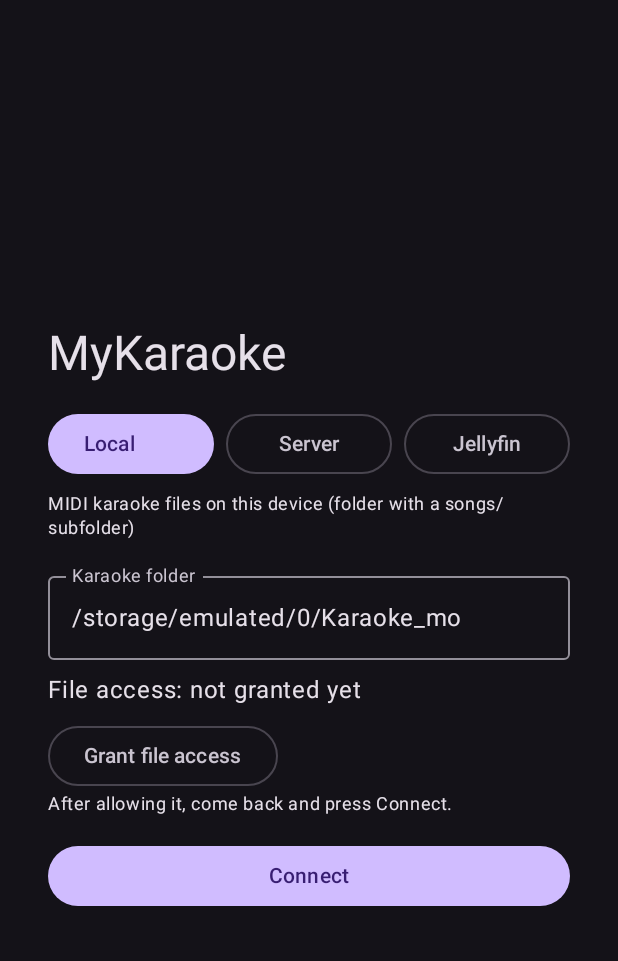
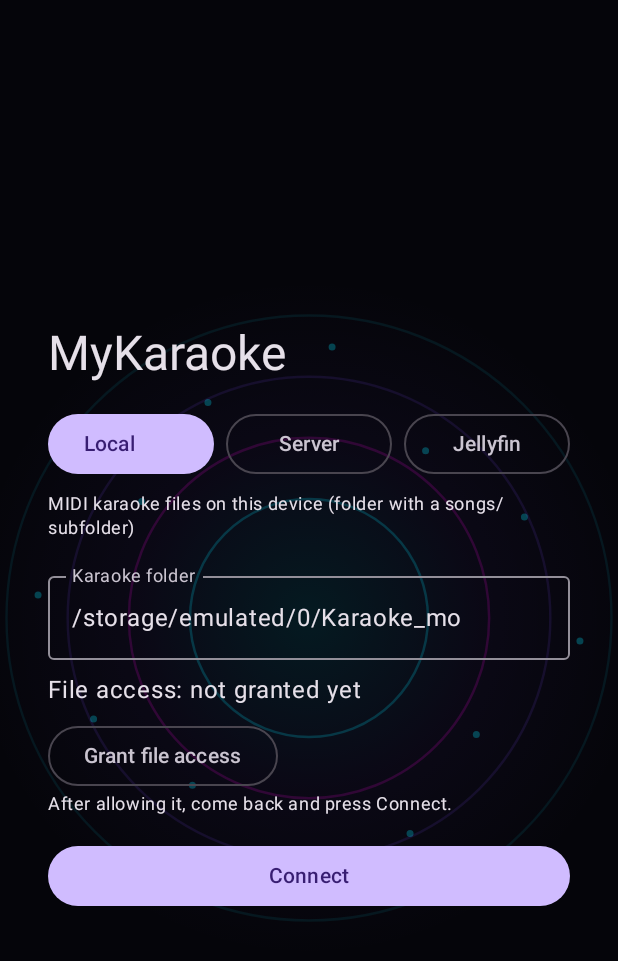
Before and after one commit to rathure22/karaoke, an Android app built with Jetpack Compose: the screen it shows after launch (MainActivity), on a phone screen of 412 x 824 dp. Shown: the top 961 px of the screen. Run offline under Robolectric (Android 15) with nearby library versions, the light colour scheme and no system bars; pictures from the network do not load; 1 statement that could not run was skipped.

Commit message:
feat: neon glowing background on setup screen

```diff
--- /dev/null
+++ b/app/src/main/java/com/example/mykaraoke/ui/NeonBackground.kt
@@ -0,0 +1,92 @@
+package com.example.mykaraoke.ui
+
+import androidx.compose.animation.core.*
+import androidx.compose.foundation.Canvas
+import androidx.compose.foundation.background
+import androidx.compose.foundation.layout.Box
+import androidx.compose.foundation.layout.fillMaxSize
+import androidx.compose.runtime.Composable
+import androidx.compose.runtime.getValue
+import androidx.compose.ui.Modifier
+import androidx.compose.ui.geometry.Offset
+import androidx.compose.ui.graphics.Brush
+import androidx.compose.ui.graphics.Color
+import androidx.compose.ui.graphics.drawscope.Stroke
+import kotlin.math.cos
+import kotlin.math.sin
+
+@Composable
+fun NeonBackground(content: @Composable () -> Unit) {
+    val infinite = rememberInfiniteTransition(label = "neon")
+    val pulse by infinite.animateFloat(
+        initialValue = 0.4f,
+        targetValue = 1f,
+        animationSpec = infiniteRepeatable(
+            animation = tween(2200, easing = FastOutSlowInEasing),
+            repeatMode = RepeatMode.Reverse
+        ),
+        label = "pulse"
+    )
+    val rotate by infinite.animateFloat(
+        initialValue = 0f,
+        targetValue = 360f,
+        animationSpec = infiniteRepeatable(
+            animation = tween(28000, easing = LinearEasing),
+            repeatMode = RepeatMode.Restart
+        ),
+        label = "rotate"
+    )
+
+    Box(Modifier.fillMaxSize().background(Color(0xFF05050A))) {
+        Canvas(Modifier.fillMaxSize()) {
+            val cx = size.width / 2
+            val cy = size.height / 2
+            val maxR = size.minDimension * 0.55f
+
+            // soft radial glow
+            drawCircle(
+                brush = Brush.radialGradient(
+                    colors = listOf(
+                        Color(0xFF00E5FF).copy(alpha = 0.12f * pulse),
+                        Color(0xFF7C4DFF).copy(alpha = 0.06f * pulse),
+                        Color.Transparent
+                    ),
+                    center = Offset(cx, cy),
+                    radius = maxR
+                ),
+                radius = maxR,
+                center = Offset(cx, cy)
+            )
+
+            // rotating neon rings
+            for (i in 0..3) {
+                val r = maxR * (0.35f + i * 0.18f)
+                val alpha = (0.25f - i * 0.05f) * pulse
+                drawCircle(
+                    color = when (i % 3) {
+                        0 -> Color(0xFF00E5FF).copy(alpha = alpha)
+                        1 -> Color(0xFFFF00E5).copy(alpha = alpha)
+                        else -> Color(0xFF7C4DFF).copy(alpha = alpha)
+                    },
+                    radius = r,
+                    center = Offset(cx, cy),
+                    style = Stroke(width = 2.5f)
+                )
+            }
+
+            // floating dots
+            for (i in 0 until 12) {
+                val angle = Math.toRadians((rotate + i * 30).toDouble())
+                val dist = maxR * (0.6f + (i % 3) * 0.1f)
+                val x = cx + cos(angle).toFloat() * dist
+                val y = cy + sin(angle).toFloat() * dist
+                drawCircle(
+                    color = Color(0xFF00E5FF).copy(alpha = 0.35f * pulse),
+                    radius = 3.5f,
+                    center = Offset(x, y)
+                )
+            }
+        }
+        content()
+    }
+}
--- a/app/src/main/java/com/example/mykaraoke/ui/Screens.kt
+++ b/app/src/main/java/com/example/mykaraoke/ui/Screens.kt
@@ -60,6 +60,7 @@ fun SetupScreen(vm: KaraokeViewModel, onRequestStorage: () -> Unit) {
         else -> url.isNotBlank()
     }
 
+    NeonBackground {
     Column(
         Modifier.fillMaxSize().systemBarsPadding().verticalScroll(rememberScrollState()).padding(32.dp),
         verticalArrangement = Arrangement.Center
@@ -133,6 +134,7 @@ fun SetupScreen(vm: KaraokeViewModel, onRequestStorage: () -> Unit) {
             Spacer(Modifier.height(12.dp))
             Text(it, color = MaterialTheme.colorScheme.error)
         }
+    }
     }
 }
 
```
